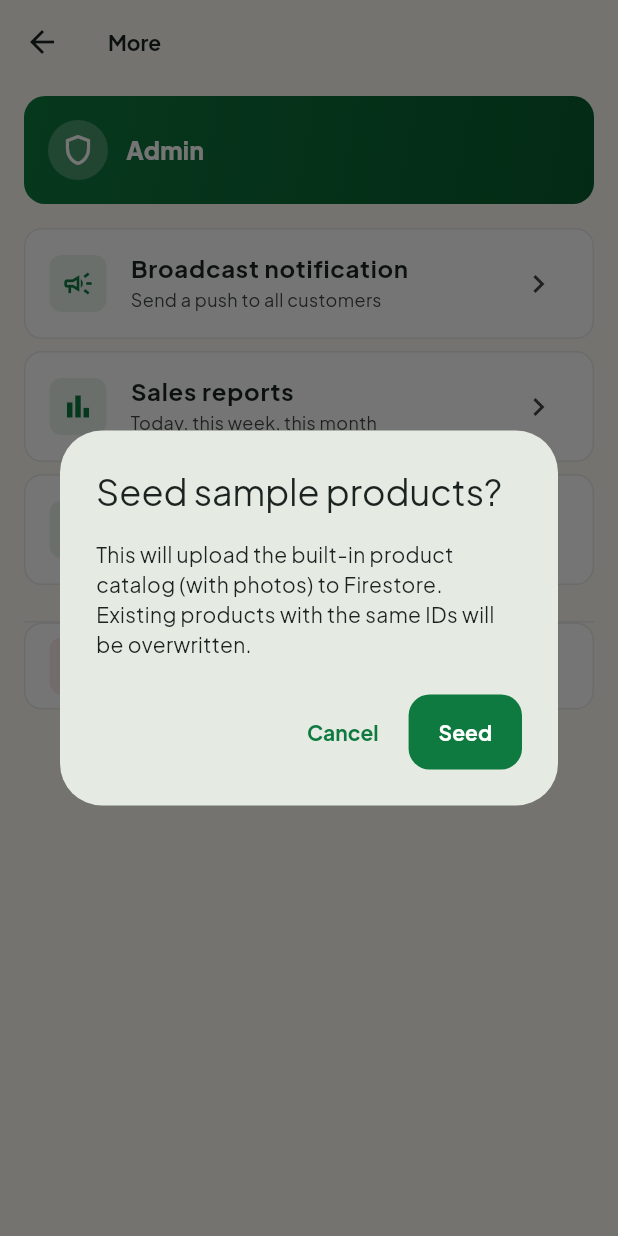
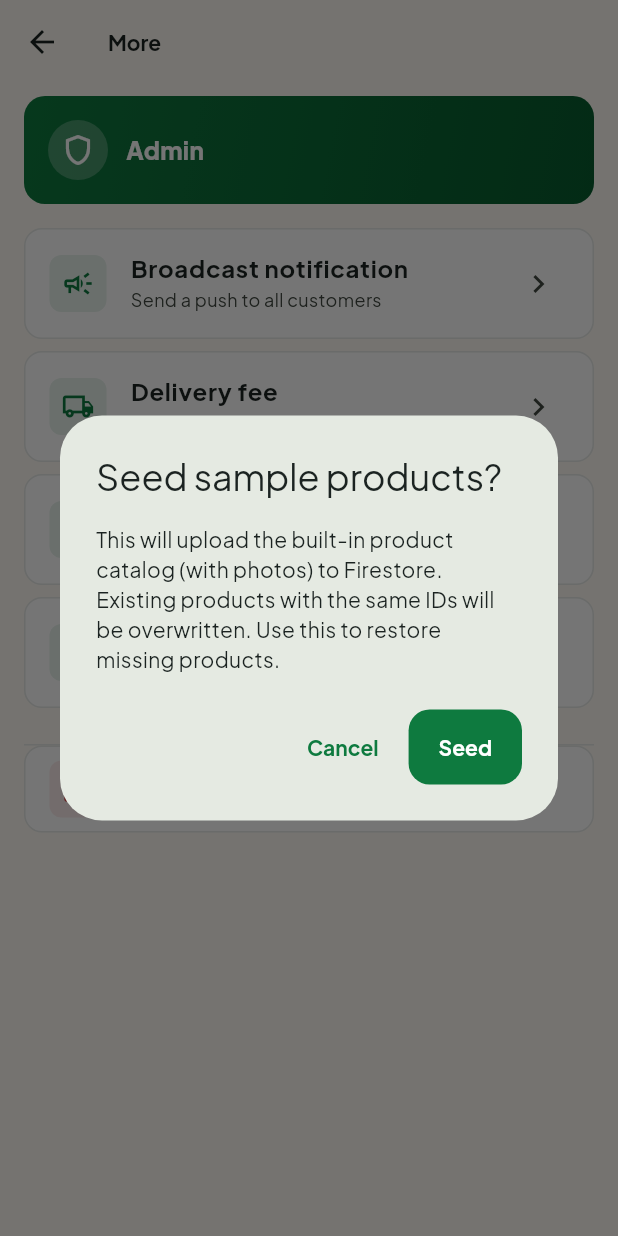
Before and after one commit to coopvestafrica-ops/Abeni-, a Flutter app: the MoreScreen screen opened directly, after a tap on "Seed sample products", on a phone screen of 412 x 824 dp. Run offline on Flutter 3.47's test engine with Material 3 defaults, Android fonts, the phone set to English and light mode, and no system bars; our stand-ins replace cached_network_image, cloud_firestore, equatable, firebase_auth, firebase_core, firebase_messaging and 8 more; missing offline and left inert: local_auth_android, local_auth_darwin; accounts and stored records are empty.

Commit message:
fix: more_screen.dart — push notif inbox, delete orders, delivery fee, notif sound

```diff
--- a/lib/admin/screens/more/more_screen.dart
+++ b/lib/admin/screens/more/more_screen.dart
@@ -6,6 +6,7 @@ import '../../../core/theme/app_colors.dart';
 import '../../../data/repositories/product_repository.dart';
 import '../../../presentation/providers/providers.dart';
 import 'broadcast_screen.dart';
+import 'delivery_fee_screen.dart';
 import 'sales_screen.dart';
 import 'staff_screen.dart';
 
@@ -29,6 +30,13 @@ class MoreScreen extends ConsumerWidget {
             subtitle: 'Send a push to all customers',
             onTap: () => Navigator.of(context).push(MaterialPageRoute(
                 builder: (_) => const BroadcastScreen())),
+          ),
+          _Tile(
+            icon: Icons.local_shipping_outlined,
+            title: 'Delivery fee',
+            subtitle: 'Set the delivery charge for customers',
+            onTap: () => Navigator.of(context).push(MaterialPageRoute(
+                builder: (_) => const DeliveryFeeScreen())),
           ),
           _Tile(
             icon: Icons.bar_chart_outlined,
@@ -71,7 +79,8 @@ class MoreScreen extends ConsumerWidget {
         title: const Text('Seed sample products?'),
         content: const Text(
           'This will upload the built-in product catalog (with photos) to '
-          'Firestore. Existing products with the same IDs will be overwritten.',
+          'Firestore. Existing products with the same IDs will be overwritten. '
+          'Use this to restore missing products.',
         ),
         actions: [
           TextButton(
```
